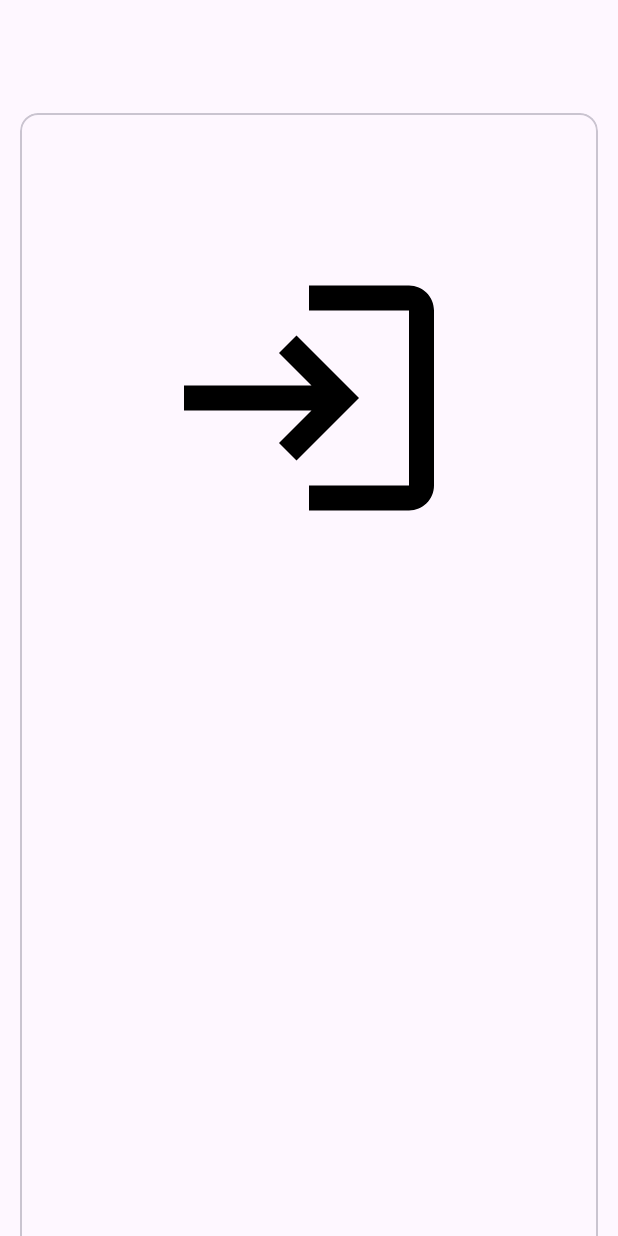
After one commit to Nayra-pixel/PrimeiroApp, an Android app: the layout card_login.xml on its own in the app's theme, with its tools: preview values and no code run, on a phone screen of 412 x 824 dp. The commit adds this screen. Run offline under Robolectric (Android 15) with nearby library versions, the phone set to English and light mode, and no system bars.

Commit message:
tela login

```diff
--- /dev/null
+++ b/app/src/main/res/layout/card_login.xml
@@ -0,0 +1,16 @@
+<?xml version="1.0" encoding="utf-8"?>
+<com.google.android.material.card.MaterialCardView xmlns:android="http://schemas.android.com/apk/res/android"
+    android:layout_width="385dp"
+    android:layout_height="850dp"
+    android:layout_marginTop="75dp"
+    android:layout_gravity="center_horizontal">
+
+    <ImageView
+        android:layout_width="200dp"
+        android:layout_height="200dp"
+        android:id="@+id/imgLogin"
+        android:src="@drawable/baseline_login"
+        android:layout_gravity="center_horizontal"
+        android:layout_marginTop="90dp"/>
+
+</com.google.android.material.card.MaterialCardView>
```
Also changed, not shown: app/src/main/res/layout/activity_main.xml (+7 -12 lines).
